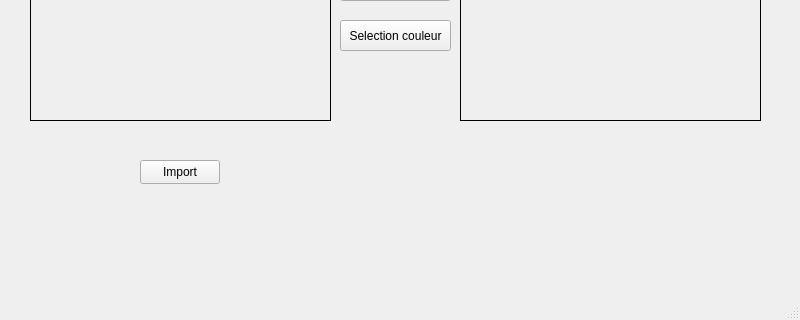
The window that Code/HarmonieApp/mainwindow.ui (thi-christine-nguyen/HarmonieDesCouleurs-ProjetImage) describes before a commit, drawn with Qt 5; both pictures show x 0 to 800 and y 280 to 600 of the 800 by 600 pixel window.
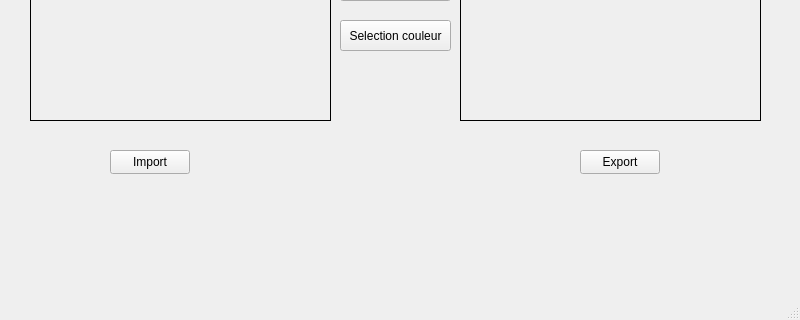
The same window after the commit.

Commit message: ajout export + CR6

Patch:
```diff
--- a/Code/HarmonieApp/mainwindow.ui
+++ b/Code/HarmonieApp/mainwindow.ui
@@ -17,8 +17,8 @@
    <widget class="QPushButton" name="Import">
     <property name="geometry">
      <rect>
-      <x>140</x>
-      <y>440</y>
+      <x>110</x>
+      <y>430</y>
       <width>80</width>
       <height>24</height>
      </rect>
@@ -124,6 +124,19 @@
      <string>Selection couleur</string>
     </property>
    </widget>
+   <widget class="QPushButton" name="Export">
+    <property name="geometry">
+     <rect>
+      <x>580</x>
+      <y>430</y>
+      <width>80</width>
+      <height>24</height>
+     </rect>
+    </property>
+    <property name="text">
+     <string>Export</string>
+    </property>
+   </widget>
   </widget>
   <widget class="QMenuBar" name="menubar">
    <property name="geometry">
```
The commit also changes 16 other files.
